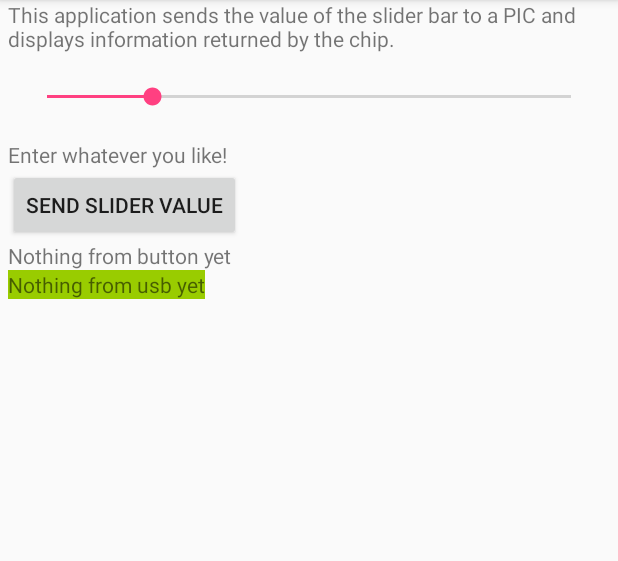
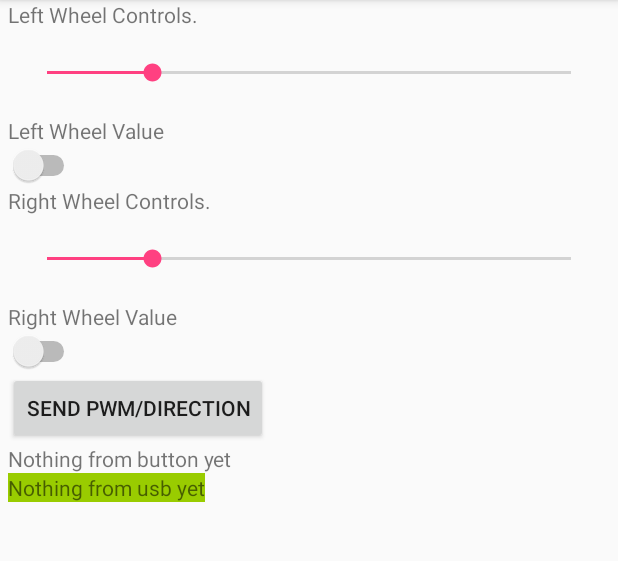
Before and after one commit to stephanniec/stephanniec_ME433_2017, an Android app: the screen it shows after launch (MainActivity), on a phone screen of 412 x 824 dp, the part 84-645 px from its top. Run offline under Robolectric (Android 15) with nearby library versions, the phone set to English and light mode, and no system bars.

Commit message:
Can set direction of motors. Can modulate speed and direction separately for each wheel. HW18 done

```diff
--- a/HW18/MotorControl/app/src/main/java/com/example/stephanie/motorcontrol/MainActivity.java
+++ b/HW18/MotorControl/app/src/main/java/com/example/stephanie/motorcontrol/MainActivity.java
@@ -9,9 +9,11 @@ import android.support.v7.app.AppCompatActivity;
 import android.os.Bundle;
 import android.view.View;
 import android.widget.Button;
+import android.widget.CompoundButton;
 import android.widget.ScrollView;
 import android.widget.SeekBar;
 import android.widget.SeekBar.OnSeekBarChangeListener;
+import android.widget.Switch;
 import android.widget.TextView;
 
 import com.hoho.android.usbserial.driver.CdcAcmSerialDriver;
@@ -29,18 +31,23 @@ import java.util.concurrent.Executors;
 
 public class MainActivity extends AppCompatActivity {
 
-    SeekBar myControl;
+    SeekBar myControlLeft;
+    SeekBar myControlRight;
     TextView myTextView;
+    TextView myTextView4;
 
     Button button;
-    TextView myTextView2;
+    TextView myTextView2; // Grey text under button
     ScrollView myScrollView;
-    TextView myTextView3;
+    TextView myTextView3; // Text in green box
 
     private UsbManager manager;
     private UsbSerialPort sPort;
     private final ExecutorService mExecutor = Executors.newSingleThreadExecutor();
     private SerialInputOutputManager mSerialIoManager;
+
+    public int left_wheel_rot = 0;
+    public int right_wheel_rot = 0;
 
     @Override
     protected void onCreate(Bundle savedInstanceState) {
@@ -48,42 +55,102 @@ public class MainActivity extends AppCompatActivity {
         super.onCreate(savedInstanceState);
         setContentView(R.layout.activity_main);
 
-        myControl = (SeekBar) findViewById(R.id.seek1);
+        myControlLeft = (SeekBar) findViewById(R.id.seek1);
+        myControlRight = (SeekBar) findViewById(R.id.seek2);
 
-        myTextView = (TextView) findViewById(R.id.textView01);
-        myTextView.setText("Enter whatever you like!");
+        myTextView = (TextView) findViewById(R.id.textView01); // First slider value
+        myTextView.setText("Left Wheel Value");
+        myTextView4 = (TextView) findViewById(R.id.textView04); // Second slider value
+        myTextView4.setText("Right Wheel Value");
 
-        myTextView2 = (TextView) findViewById(R.id.textView02);
+        myTextView2 = (TextView) findViewById(R.id.textView02); // Grey text under button
         myScrollView = (ScrollView) findViewById(R.id.ScrollView01);
-        myTextView3 = (TextView) findViewById(R.id.textView03);
+        myTextView3 = (TextView) findViewById(R.id.textView03); // Text in green box
         button = (Button) findViewById(R.id.button1);
+        Switch switch_button1 = (Switch) findViewById(R.id.switch_button1);
+        Switch switch_button2 = (Switch) findViewById(R.id.switch_button2);
 
         button.setOnClickListener(new View.OnClickListener() {
             @Override
             public void onClick(View v) {
-                myTextView2.setText("value on click is "+myControl.getProgress());
+                myTextView2.setText("L and R PWM percent on click is "+myControlLeft.getProgress()+ " and " + myControlRight.getProgress());
 
-                String sendString = String.valueOf(myControl.getProgress()) + " " + String.valueOf(myControl.getProgress()) + '\n';
+                String sendString = String.valueOf(myControlLeft.getProgress()) + " " + String.valueOf(myControlRight.getProgress()) + " " + String.valueOf(left_wheel_rot) + " " + String.valueOf(right_wheel_rot) + '\n';
                 try {
                     sPort.write(sendString.getBytes(), 10); // 10 is the timeout
                 } catch (IOException e) { }
             }
         });
 
-        setMyControlListener();
+        switch_button1.setOnCheckedChangeListener(new CompoundButton.OnCheckedChangeListener(){
+            @Override
+            public void onCheckedChanged(CompoundButton buttonView, boolean isChecked){
+                if(isChecked){
+                    //Spin forward
+                    left_wheel_rot = 1;
+                }
+
+                else {
+                    //Spin backward
+                    left_wheel_rot = 0;
+                }
+            }
+
+        });
+
+        switch_button2.setOnCheckedChangeListener(new CompoundButton.OnCheckedChangeListener(){
+            @Override
+            public void onCheckedChanged(CompoundButton buttonView, boolean isChecked){
+                if(isChecked){
+                    //Spin forward
+                    right_wheel_rot = 1;
+                }
+
+                else {
+                    //Spin backward
+                    right_wheel_rot = 0;
+                }
+            }
+
+        });
+
+        setMyControlListenerLeft();
+        setMyControlListenerRight();
 
         manager = (UsbManager) getSystemService(Context.USB_SERVICE);
     }
 
-    private void setMyControlListener() {
-        myControl.setOnSeekBarChangeListener(new OnSeekBarChangeListener() {
+    private void setMyControlListenerLeft() {
+        myControlLeft.setOnSeekBarChangeListener(new OnSeekBarChangeListener() {
 
-            int progressChanged = 0;
+            int progressChangedL = 0;
 
             @Override
             public void onProgressChanged(SeekBar seekBar, int progress, boolean fromUser) {
-                progressChanged = progress;
+                progressChangedL = progress;
                 myTextView.setText("The value is: "+progress);
+            }
+
+            @Override
+            public void onStartTrackingTouch(SeekBar seekBar) {
+            }
+
+            @Override
+            public void onStopTrackingTouch(SeekBar seekBar) {
+
+            }
+        });
+    }
+
+    private void setMyControlListenerRight() {
+        myControlRight.setOnSeekBarChangeListener(new OnSeekBarChangeListener() {
+
+            int progressChangedR = 0;
+
+            @Override
+            public void onProgressChanged(SeekBar seekBar, int progress, boolean fromUser) {
+                progressChangedR = progress;
+                myTextView4.setText("The value is: "+progress);
             }
 
             @Override
--- a/HW18/MotorControl/app/src/main/res/layout/activity_main.xml
+++ b/HW18/MotorControl/app/src/main/res/layout/activity_main.xml
@@ -16,7 +16,7 @@
         <TextView
             android:layout_width="wrap_content"
             android:layout_height="wrap_content"
-            android:text="This application sends the value of the slider bar to a PIC and displays information returned by the chip."
+            android:text="Left Wheel Controls."
             app:layout_constraintBottom_toBottomOf="parent"
             app:layout_constraintLeft_toLeftOf="parent"
             app:layout_constraintRight_toRightOf="parent"
@@ -35,7 +35,46 @@
 
         <TextView
             android:id="@+id/textView01"
-            android:text="Slider initial value "
+            android:text="Slider1 initial value "
+            android:layout_width="wrap_content"
+            android:layout_height="wrap_content"
+            />
+
+        <Switch
+            android:id="@+id/switch_button1"
+            android:layout_width="wrap_content"
+            android:layout_height="wrap_content"
+            />
+
+        <TextView
+            android:layout_width="wrap_content"
+            android:layout_height="wrap_content"
+            android:text="Right Wheel Controls."
+            app:layout_constraintBottom_toBottomOf="parent"
+            app:layout_constraintLeft_toLeftOf="parent"
+            app:layout_constraintRight_toRightOf="parent"
+            app:layout_constraintTop_toTopOf="parent" />
+
+        <SeekBar
+            android:id="@+id/seek2"
+            android:layout_width="fill_parent"
+            android:layout_height="wrap_content"
+            android:layout_margin="10dp"
+            android:progress="20"
+            android:secondaryProgress="20"
+            android:paddingTop="10dp"
+            android:paddingBottom="10dp"
+            />
+
+        <TextView
+            android:id="@+id/textView04"
+            android:text="Slider2 initial value "
+            android:layout_width="wrap_content"
+            android:layout_height="wrap_content"
+            />
+
+        <Switch
+            android:id="@+id/switch_button2"
             android:layout_width="wrap_content"
             android:layout_height="wrap_content"
             />
@@ -44,7 +83,7 @@
             android:id="@+id/button1"
             android:layout_width="wrap_content"
             android:layout_height="wrap_content"
-            android:text="Send slider value" />
+            android:text="Send PWM/Direction" />
 
         <TextView
             android:id="@+id/textView02"
```
Also changed, not shown: 1 other file. Lines whose indentation alone changed are shown as unchanged.
